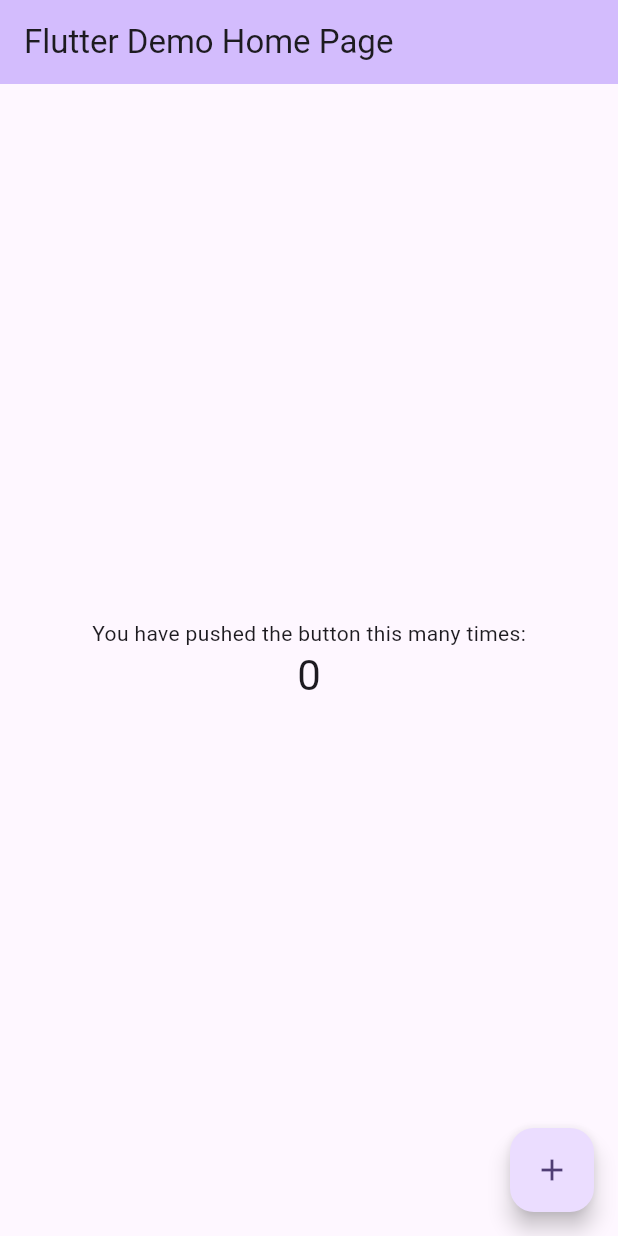
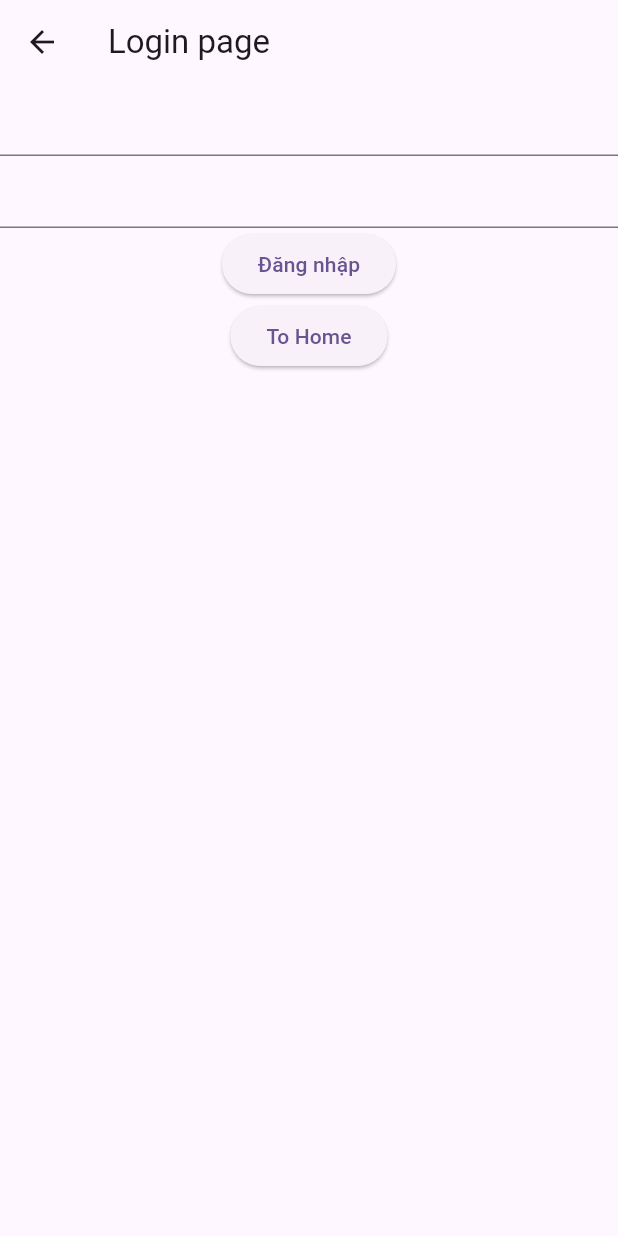
Before and after one commit to duynvm23451/job-huntly-mobile, a Flutter app: the screen it shows after launch, on a phone screen of 412 x 824 dp. Run offline on Flutter 3.47's test engine with Material 3 defaults, Android fonts, the phone set to English and light mode, and no system bars; our stand-ins replace flutter_dotenv, flutter_secure_storage.

Commit message:
initial auth logic

```diff
--- /dev/null
+++ b/lib/constant/endpoints.dart
@@ -0,0 +1,10 @@
+import 'package:flutter_dotenv/flutter_dotenv.dart';
+
+class EndPoints {
+  static String get baseUrl =>
+      dotenv.env['API_URL'] ?? 'https://default.api.com';
+
+  static String get loginUrl => '$baseUrl/auth/login';
+
+  static String get signInUrl => '$baseUrl/signin';
+}
--- /dev/null
+++ b/lib/constant/routes.dart
@@ -0,0 +1,5 @@
+class Routes {
+  static const HOME = "/";
+  static const LOGIN = "/login";
+  static const SIGN_IN = "/signin";
+}
--- a/lib/main.dart
+++ b/lib/main.dart
@@ -1,11 +1,28 @@
 import 'package:flutter/material.dart';
+import 'package:flutter_dotenv/flutter_dotenv.dart';
+import 'package:job_huntly_mobile/constant/routes.dart';
+import 'package:job_huntly_mobile/pages/home.dart';
+import 'package:job_huntly_mobile/pages/login.dart';
+import 'package:job_huntly_mobile/provider/token_provider.dart';
+import 'package:job_huntly_mobile/service/auth_service.dart';
+import 'package:provider/provider.dart';
 
-void main() {
-  runApp(const MyApp());
+void main() async {
+  WidgetsFlutterBinding.ensureInitialized();
+  await dotenv.load(fileName: ".env");
+  final AuthService authService = AuthService();
+  final String? token = await authService.getToken();
+
+  runApp(ChangeNotifierProvider(
+      create: (context) => TokenProvider(),
+      child: MyApp(
+        initialRoute: token == null ? Routes.LOGIN : Routes.HOME,
+      )));
 }
 
 class MyApp extends StatelessWidget {
-  const MyApp({super.key});
+  final String initialRoute;
+  MyApp({required this.initialRoute});
 
   // This widget is the root of your application.
   @override
@@ -13,113 +30,14 @@
     return MaterialApp(
       title: 'Flutter Demo',
       theme: ThemeData(
-        // This is the theme of your application.
-        //
-        // TRY THIS: Try running your application with "flutter run". You'll see
-        // the application has a purple toolbar. Then, without quitting the app,
-        // try changing the seedColor in the colorScheme below to Colors.green
-        // and then invoke "hot reload" (save your changes or press the "hot
-        // reload" button in a Flutter-supported IDE, or press "r" if you used
-        // the command line to start the app).
-        //
-        // Notice that the counter didn't reset back to zero; the application
-        // state is not lost during the reload. To reset the state, use hot
-        // restart instead.
-        //
-        // This works for code too, not just values: Most code changes can be
-        // tested with just a hot reload.
         colorScheme: ColorScheme.fromSeed(seedColor: Colors.deepPurple),
         useMaterial3: true,
       ),
-      home: const MyHomePage(title: 'Flutter Demo Home Page'),
+      initialRoute: initialRoute,
+      routes: {
+        Routes.HOME: (context) => Home(),
+        Routes.LOGIN: (context) => Login()
+      },
     );
   }
 }
-
-class MyHomePage extends StatefulWidget {
-  const MyHomePage({super.key, required this.title});
-
-  // This widget is the home page of your application. It is stateful, meaning
-  // that it has a State object (defined below) that contains fields that affect
-  // how it looks.
-
-  // This class is the configuration for the state. It holds the values (in this
-  // case the title) provided by the parent (in this case the App widget) and
-  // used by the build method of the State. Fields in a Widget subclass are
-  // always marked "final".
-
-  final String title;
-
-  @override
-  State<MyHomePage> createState() => _MyHomePageState();
-}
-
-class _MyHomePageState extends State<MyHomePage> {
-  int _counter = 0;
-
-  void _incrementCounter() {
-    setState(() {
-      // This call to setState tells the Flutter framework that something has
-      // changed in this State, which causes it to rerun the build method below
-      // so that the display can reflect the updated values. If we changed
-      // _counter without calling setState(), then the build method would not be
-      // called again, and so nothing would appear to happen.
-      _counter++;
-    });
-  }
-
-  @override
-  Widget build(BuildContext context) {
-    // This method is rerun every time setState is called, for instance as done
-    // by the _incrementCounter method above.
-    //
-    // The Flutter framework has been optimized to make rerunning build methods
-    // fast, so that you can just rebuild anything that needs updating rather
-    // than having to individually change instances of widgets.
-    return Scaffold(
-      appBar: AppBar(
-        // TRY THIS: Try changing the color here to a specific color (to
-        // Colors.amber, perhaps?) and trigger a hot reload to see the AppBar
-        // change color while the other colors stay the same.
-        backgroundColor: Theme.of(context).colorScheme.inversePrimary,
-        // Here we take the value from the MyHomePage object that was created by
-        // the App.build method, and use it to set our appbar title.
-        title: Text(widget.title),
-      ),
-      body: Center(
-        // Center is a layout widget. It takes a single child and positions it
-        // in the middle of the parent.
-        child: Column(
-          // Column is also a layout widget. It takes a list of children and
-          // arranges them vertically. By default, it sizes itself to fit its
-          // children horizontally, and tries to be as tall as its parent.
-          //
-          // Column has various properties to control how it sizes itself and
-          // how it positions its children. Here we use mainAxisAlignment to
-          // center the children vertically; the main axis here is the vertical
-          // axis because Columns are vertical (the cross axis would be
-          // horizontal).
-          //
-          // TRY THIS: Invoke "debug painting" (choose the "Toggle Debug Paint"
-          // action in the IDE, or press "p" in the console), to see the
-          // wireframe for each widget.
-          mainAxisAlignment: MainAxisAlignment.center,
-          children: <Widget>[
-            const Text(
-              'You have pushed the button this many times:',
-            ),
-            Text(
-              '$_counter',
-              style: Theme.of(context).textTheme.headlineMedium,
-            ),
-          ],
-        ),
-      ),
-      floatingActionButton: FloatingActionButton(
-        onPressed: _incrementCounter,
-        tooltip: 'Increment',
-        child: const Icon(Icons.add),
-      ), // This trailing comma makes auto-formatting nicer for build methods.
-    );
-  }
-}
--- /dev/null
+++ b/lib/pages/login.dart
@@ -0,0 +1,66 @@
+import 'package:flutter/material.dart';
+import 'package:job_huntly_mobile/constant/routes.dart';
+import 'package:job_huntly_mobile/provider/token_provider.dart';
+import 'package:job_huntly_mobile/service/auth_service.dart';
+import 'package:provider/provider.dart';
+
+class Login extends StatefulWidget {
+  const Login({super.key});
+
+  @override
+  State<Login> createState() => _LoginState();
+}
+
+class _LoginState extends State<Login> {
+  TextEditingController _emailController = TextEditingController();
+  TextEditingController _passwordController = TextEditingController();
+  AuthService _authService = AuthService();
+  bool _isLoading = false;
+
+  void _login() async {
+    setState(() {
+      _isLoading = true;
+    });
+
+    try {
+      final tokenProvider = Provider.of<TokenProvider>(context, listen: false);
+      await tokenProvider.login(
+          _emailController.text, _passwordController.text);
+      Navigator.of(context).pushReplacementNamed(Routes.HOME);
+    } catch (error) {
+      print('Error: $error');
+    }
+
+    setState(() {
+      _isLoading = false;
+    });
+  }
+
+  @override
+  Widget build(BuildContext context) {
+    return Scaffold(
+      appBar: AppBar(
+        title: Text("Login page"),
+      ),
+      body: Container(
+        width: double.infinity,
+        child: Column(
+          children: [
+            TextField(
+              controller: _emailController,
+            ),
+            TextField(
+              controller: _passwordController,
+              obscureText: true,
+            ),
+            ElevatedButton(onPressed: _login, child: Text("Đăng nhập")),
+            ElevatedButton(
+              onPressed: () {},
+              child: Text("To Home"),
+            ),
+          ],
+        ),
+      ),
+    );
+  }
+}
--- /dev/null
+++ b/lib/provider/token_provider.dart
@@ -0,0 +1,35 @@
+import 'package:flutter/material.dart';
+import 'package:job_huntly_mobile/service/auth_service.dart';
+
+class TokenProvider with ChangeNotifier {
+  final AuthService _authService = AuthService();
+  String? _token;
+
+  TokenProvider() {
+    loadToken();
+  }
+
+  String? get token => _token;
+
+  Future<void> login(String email, String password) async {
+    try {
+      await _authService.login(email, password);
+      _token = await _authService.getToken();
+      notifyListeners();
+    } catch (e) {
+      print('Login error: $e');
+      throw e;
+    }
+  }
+
+  Future<void> loadToken() async {
+    _token = await _authService.getToken();
+    notifyListeners();
+  }
+
+  Future<void> clearToken() async {
+    _token = null;
+    await _authService.logout(); // Remove token securely
+    notifyListeners();
+  }
+}
```
Also changed, not shown: lib/pages/home.dart (added, +50 -0 lines), lib/service/auth_service.dart (added, +31 -0 lines), pubspec.yaml (+8 -7 lines), pubspec.lock, 7 other files.
